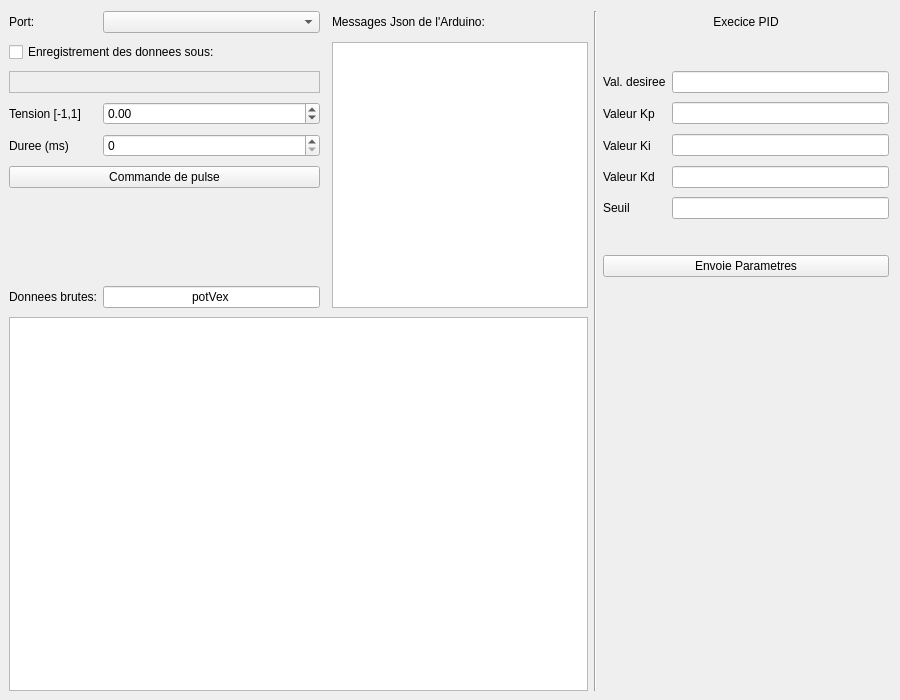
Old version of the form Qt/mainwindow.ui in the repository frankgigeur/The_fir_swinger.
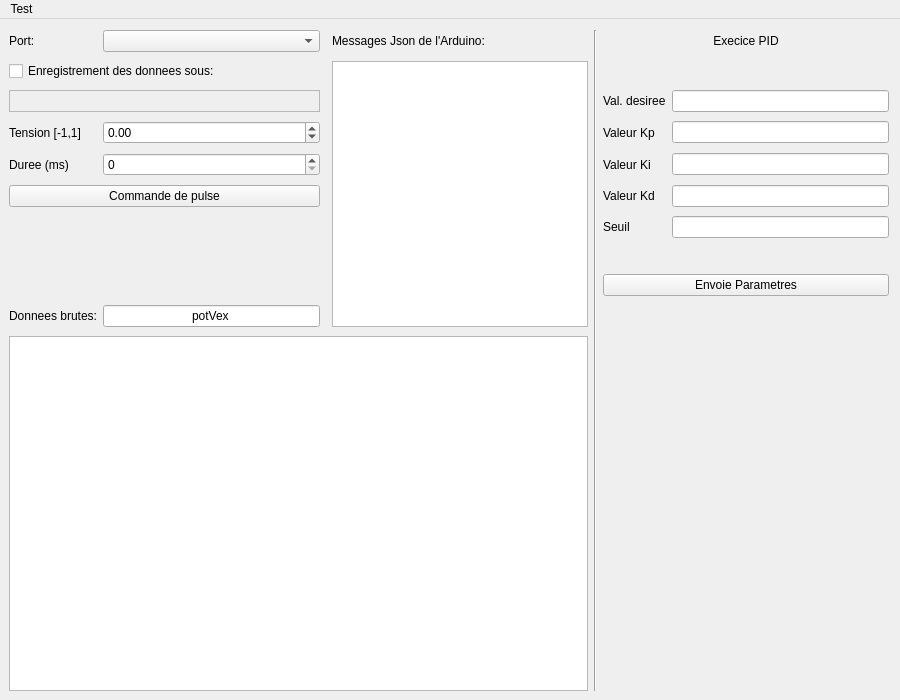
New version of the form. Custom widgets are drawn as their Qt base class.

Diff of the .ui file:
```diff
--- a/Qt/mainwindow.ui
+++ b/Qt/mainwindow.ui
@@ -232,6 +232,37 @@
     </item>
    </layout>
   </widget>
+  <widget class="QMenuBar" name="menuBar">
+   <property name="enabled">
+    <bool>true</bool>
+   </property>
+   <property name="geometry">
+    <rect>
+     <x>0</x>
+     <y>0</y>
+     <width>900</width>
+     <height>21</height>
+    </rect>
+   </property>
+   <property name="defaultUp">
+    <bool>true</bool>
+   </property>
+   <property name="nativeMenuBar">
+    <bool>false</bool>
+   </property>
+   <widget class="QMenu" name="menuTest">
+    <property name="title">
+     <string>Test</string>
+    </property>
+    <addaction name="actionQuitter"/>
+   </widget>
+   <addaction name="menuTest"/>
+  </widget>
+  <action name="actionQuitter">
+   <property name="text">
+    <string>Quitter</string>
+   </property>
+  </action>
  </widget>
  <layoutdefault spacing="6" margin="11"/>
  <customwidgets>
```
